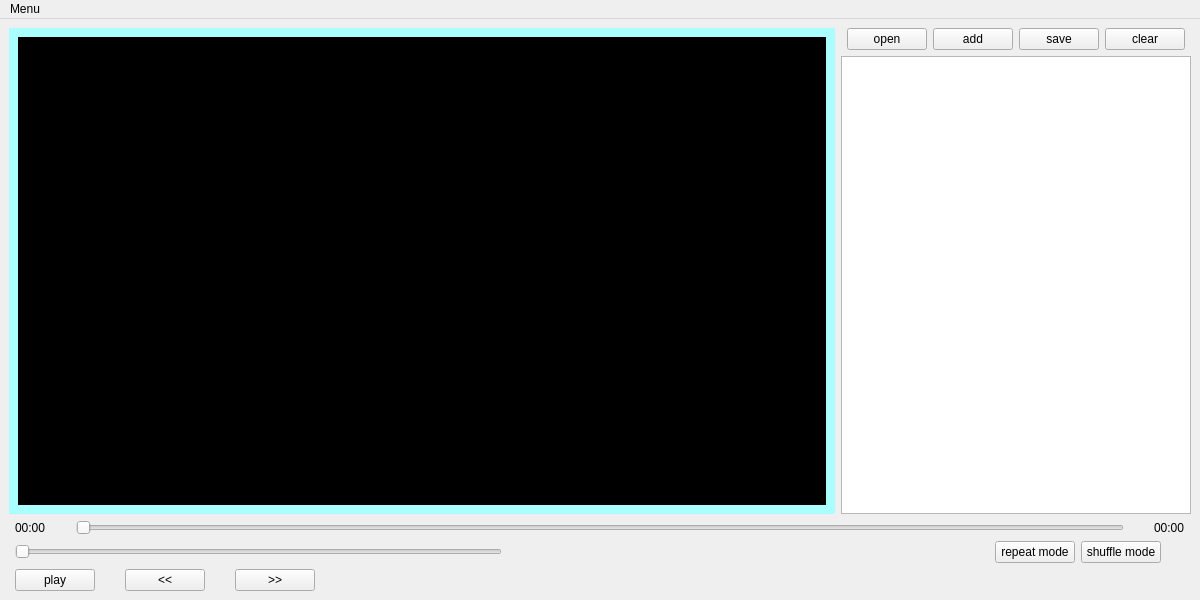
Old version of the form mainwindow.ui in the repository wahkorboy/QTVideoPlayer.
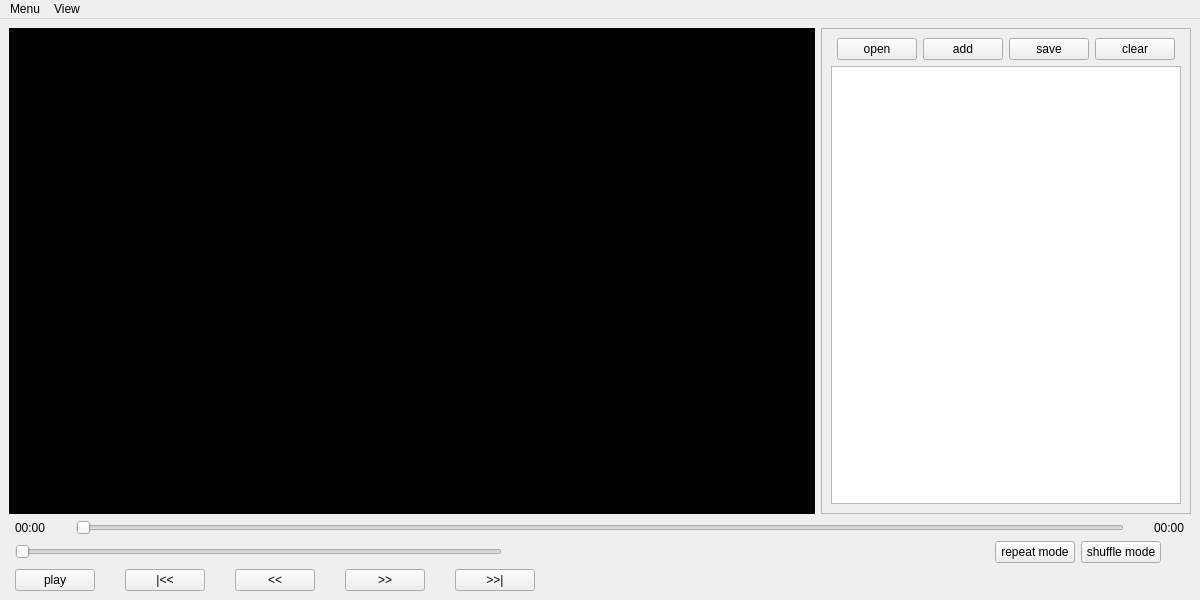
New version of the form.

What changed in the file:
```diff
--- a/mainwindow.ui
+++ b/mainwindow.ui
@@ -18,8 +18,8 @@
   </property>
   <property name="minimumSize">
    <size>
-    <width>600</width>
-    <height>300</height>
+    <width>200</width>
+    <height>200</height>
    </size>
   </property>
   <property name="maximumSize">
@@ -45,14 +45,13 @@
     <item>
      <layout class="QVBoxLayout" name="verticalLayoutMain">
       <item>
-       <layout class="QHBoxLayout" name="horizontalLayout" stretch="3,1">
+       <layout class="QHBoxLayout" name="mainhorilayout" stretch="1,0">
         <item>
-         <widget class="QWidget" name="hrcontainer" native="true">
-          <property name="enabled">
-           <bool>true</bool>
-          </property>
+         <layout class="QHBoxLayout" name="hrcontainer">
+          <item>
+           <widget class="QWidget" name="widgetVideo" native="true">
           <property name="sizePolicy">
-           <sizepolicy hsizetype="Expanding" vsizetype="Expanding">
+             <sizepolicy hsizetype="Maximum" vsizetype="Minimum">
             <horstretch>0</horstretch>
             <verstretch>0</verstretch>
            </sizepolicy>
@@ -63,26 +62,29 @@
             <height>100</height>
            </size>
           </property>
-          <property name="styleSheet">
-           <string notr="true">background-color: rgb(170, 255, 255);</string>
-          </property>
-          <layout class="QHBoxLayout" name="horizontalLayout_4">
-           <item>
-            <widget class="QWidget" name="widgetVideo" native="true">
-             <property name="sizePolicy">
-              <sizepolicy hsizetype="Expanding" vsizetype="Expanding">
-               <horstretch>0</horstretch>
-               <verstretch>0</verstretch>
-              </sizepolicy>
+            <property name="maximumSize">
+             <size>
+              <width>1110</width>
+              <height>11111</height>
+             </size>
              </property>
              <property name="styleSheet">
               <string notr="true">background-color: rgb(0, 0, 0);</string>
              </property>
+            <layout class="QVBoxLayout" name="verticalLayout_3"/>
             </widget>
            </item>
           </layout>
-         </widget>
         </item>
+        <item>
+         <widget class="QFrame" name="playlistframe">
+          <property name="frameShape">
+           <enum>QFrame::StyledPanel</enum>
+          </property>
+          <property name="frameShadow">
+           <enum>QFrame::Raised</enum>
+          </property>
+          <layout class="QVBoxLayout" name="verticalLayout">
         <item>
          <layout class="QVBoxLayout" name="verticalLayout_2">
           <item>
@@ -132,6 +134,9 @@
          </layout>
         </item>
        </layout>
+         </widget>
+        </item>
+       </layout>
       </item>
       <item>
        <layout class="QHBoxLayout" name="positionLayout">
@@ -229,17 +234,31 @@
         <item>
          <widget class="QPushButton" name="previousButton">
           <property name="text">
+           <string>|&lt;&lt;</string>
+          </property>
+         </widget>
+        </item>
+        <item>
+         <widget class="QPushButton" name="seekPrevButton">
+          <property name="text">
            <string>&lt;&lt;</string>
           </property>
          </widget>
         </item>
         <item>
-         <widget class="QPushButton" name="nextButton">
+         <widget class="QPushButton" name="seekNextButton">
           <property name="text">
            <string>&gt;&gt;</string>
           </property>
          </widget>
         </item>
+        <item>
+         <widget class="QPushButton" name="nextButton">
+          <property name="text">
+           <string>&gt;&gt;|</string>
+          </property>
+         </widget>
+        </item>
         <item>
          <spacer name="horizontalSpacer">
           <property name="orientation">
@@ -275,7 +294,14 @@
     <addaction name="actionAdd"/>
     <addaction name="actionClose"/>
    </widget>
+   <widget class="QMenu" name="menuview">
+    <property name="title">
+     <string>View</string>
+    </property>
+    <addaction name="actionplaylist"/>
+   </widget>
    <addaction name="menuMenu"/>
+   <addaction name="menuview"/>
   </widget>
   <action name="actionAdd">
    <property name="text">
```
Left out of the diff: 5 changed lines with no effect on the pictures. Lines whose indentation alone changed are shown as unchanged.
